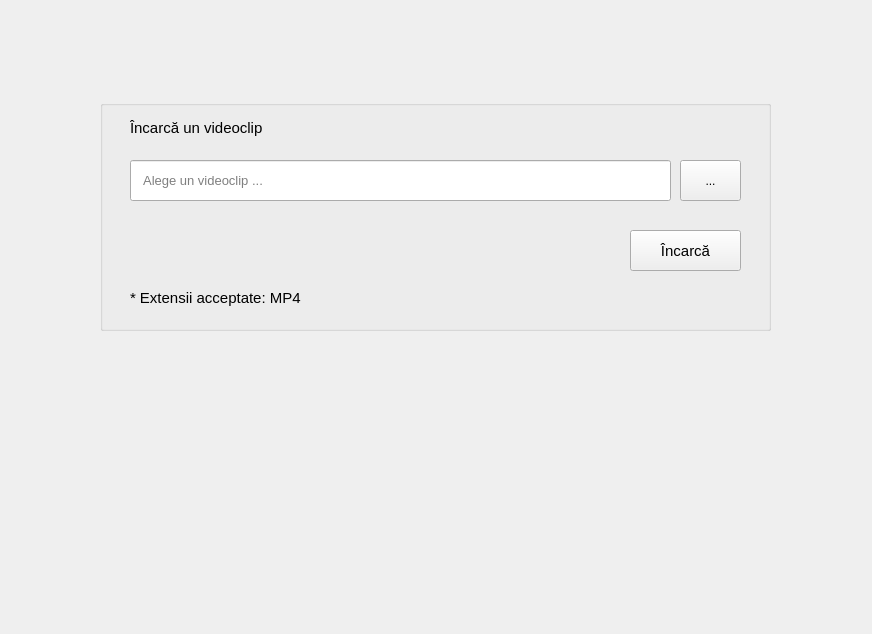
The window that resources/ui/load_video.ui (stefandamian/proiect_iom) describes before a commit, drawn with Qt 5.
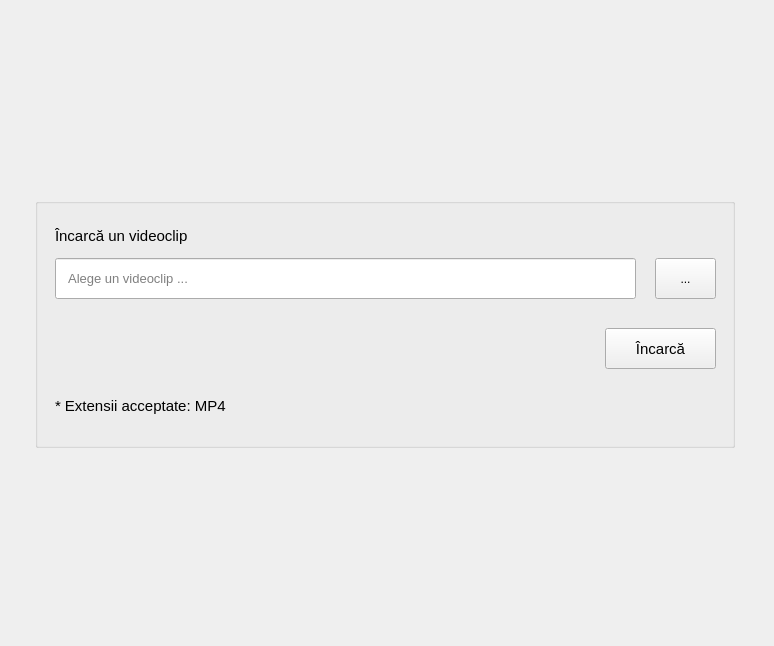
The same window after the commit.

Commit message: UI/UX: center layout

```diff
--- a/resources/ui/load_video.ui
+++ b/resources/ui/load_video.ui
@@ -6,21 +6,53 @@
    <rect>
     <x>0</x>
     <y>0</y>
-    <width>872</width>
-    <height>634</height>
+    <width>774</width>
+    <height>646</height>
    </rect>
   </property>
   <property name="windowTitle">
    <string>Form</string>
   </property>
+  <layout class="QHBoxLayout" name="horizontalLayout">
+   <item>
+    <spacer name="horizontalSpacer_2">
+     <property name="orientation">
+      <enum>Qt::Horizontal</enum>
+     </property>
+     <property name="sizeHint" stdset="0">
+      <size>
+       <width>40</width>
+       <height>20</height>
+      </size>
+     </property>
+    </spacer>
+   </item>
+   <item>
+    <spacer name="verticalSpacer_2">
+     <property name="orientation">
+      <enum>Qt::Vertical</enum>
+     </property>
+     <property name="sizeHint" stdset="0">
+      <size>
+       <width>20</width>
+       <height>40</height>
+      </size>
+     </property>
+    </spacer>
+   </item>
+   <item>
   <widget class="QGroupBox" name="groupBox">
-   <property name="geometry">
-    <rect>
-     <x>100</x>
-     <y>100</y>
-     <width>671</width>
-     <height>231</height>
-    </rect>
+     <property name="minimumSize">
+      <size>
+       <width>700</width>
+       <height>100</height>
+      </size>
+     </property>
+     <property name="maximumSize">
+      <size>
+       <width>16777215</width>
+       <height>250</height>
+      </size>
    </property>
    <property name="title">
     <string/>
@@ -28,9 +60,9 @@
    <widget class="QLineEdit" name="lineEdit">
     <property name="geometry">
      <rect>
-      <x>30</x>
+        <x>20</x>
       <y>60</y>
-      <width>541</width>
+        <width>581</width>
       <height>41</height>
      </rect>
     </property>
@@ -58,16 +90,13 @@
      <bool>false</bool>
     </property>
    </widget>
-   <widget class="QPushButton" name="pushButton">
-    <property name="enabled">
-     <bool>true</bool>
-    </property>
+     <widget class="QLabel" name="label_11">
     <property name="geometry">
      <rect>
-      <x>530</x>
-      <y>130</y>
-      <width>111</width>
-      <height>41</height>
+        <x>20</x>
+        <y>200</y>
+        <width>601</width>
+        <height>16</height>
      </rect>
     </property>
     <property name="font">
@@ -76,14 +105,14 @@
      </font>
     </property>
     <property name="text">
-     <string>Încarcă</string>
-    </property>
-   </widget>
-   <widget class="QLabel" name="label">
+       <string>* Extensii acceptate: MP4</string>
+      </property>
+     </widget>
+     <widget class="QLabel" name="label_10">
     <property name="geometry">
      <rect>
-      <x>30</x>
-      <y>20</y>
+        <x>20</x>
+        <y>30</y>
       <width>601</width>
       <height>16</height>
      </rect>
@@ -97,10 +126,10 @@
      <string>Încarcă un videoclip</string>
     </property>
    </widget>
-   <widget class="QPushButton" name="pushButton">
+     <widget class="QPushButton" name="pushButton_11">
     <property name="geometry">
      <rect>
-      <x>580</x>
+        <x>620</x>
       <y>60</y>
       <width>61</width>
       <height>41</height>
@@ -113,13 +142,16 @@
      <string>...</string>
     </property>
    </widget>
-   <widget class="QLabel" name="label_2">
+     <widget class="QPushButton" name="pushButton_10">
+      <property name="enabled">
+       <bool>true</bool>
+      </property>
     <property name="geometry">
      <rect>
-      <x>30</x>
-      <y>190</y>
-      <width>601</width>
-      <height>16</height>
+        <x>570</x>
+        <y>130</y>
+        <width>111</width>
+        <height>41</height>
      </rect>
     </property>
     <property name="font">
@@ -128,10 +160,38 @@
      </font>
     </property>
     <property name="text">
-     <string>* Extensii acceptate: MP4</string>
+       <string>Încarcă</string>
     </property>
    </widget>
   </widget>
+   </item>
+   <item>
+    <spacer name="verticalSpacer">
+     <property name="orientation">
+      <enum>Qt::Vertical</enum>
+     </property>
+     <property name="sizeHint" stdset="0">
+      <size>
+       <width>20</width>
+       <height>40</height>
+      </size>
+     </property>
+    </spacer>
+   </item>
+   <item>
+    <spacer name="horizontalSpacer">
+     <property name="orientation">
+      <enum>Qt::Horizontal</enum>
+     </property>
+     <property name="sizeHint" stdset="0">
+      <size>
+       <width>43</width>
+       <height>20</height>
+      </size>
+     </property>
+    </spacer>
+   </item>
+  </layout>
  </widget>
  <resources/>
  <connections/>
```
Left out of the diff: 2 changed lines with no effect on the pictures. Lines whose indentation alone changed are shown as unchanged. The commit also changes 10 other files.
